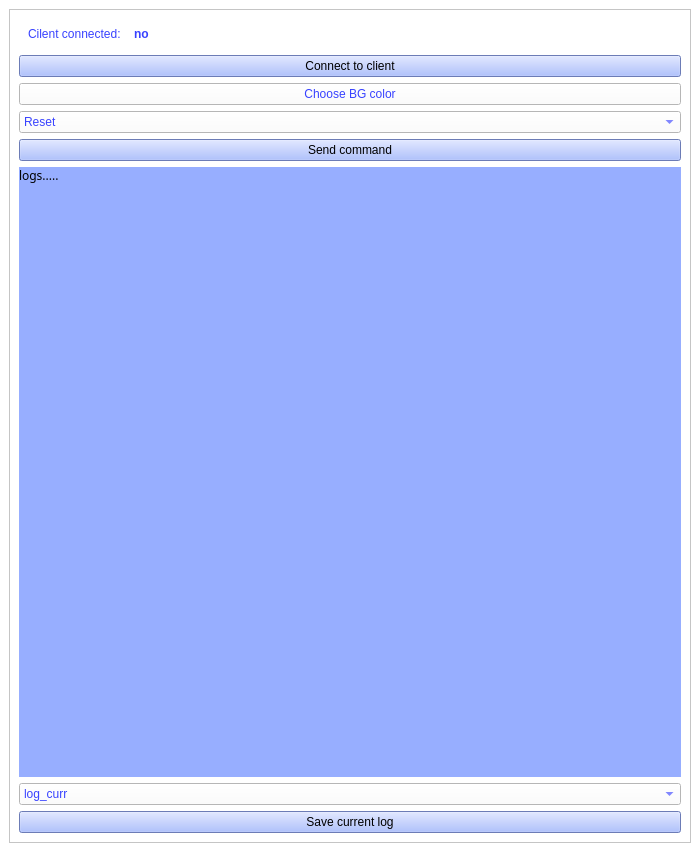
aomiki/os-programming, file LR5/linux_ver/gui/mainwindow.ui: the form before one commit.
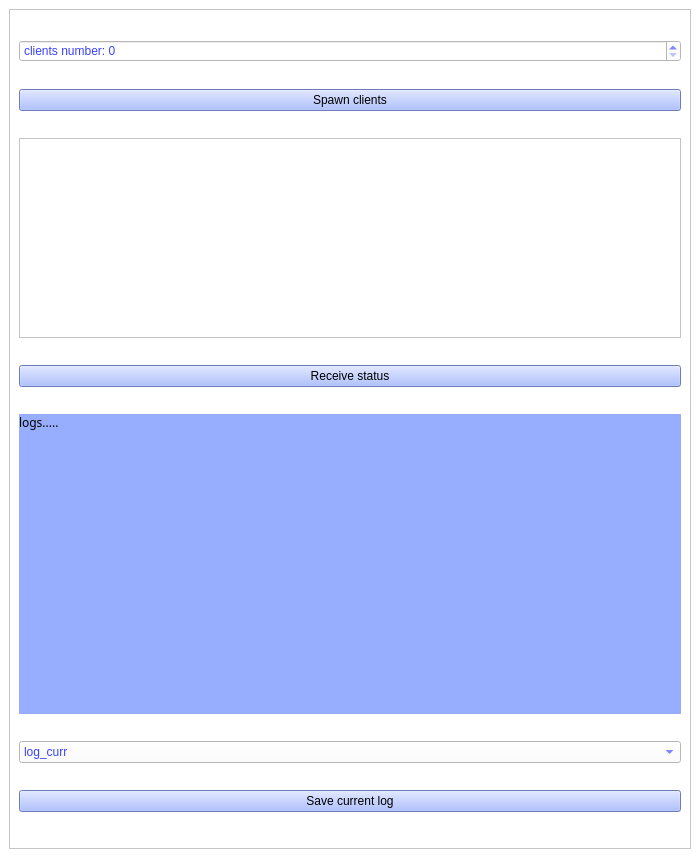
The form after the commit.

Commit message: gui for lr5 kinda working

```diff
--- a/LR5/linux_ver/gui/mainwindow.ui
+++ b/LR5/linux_ver/gui/mainwindow.ui
@@ -7,7 +7,7 @@
     <x>0</x>
     <y>0</y>
     <width>700</width>
-    <height>852</height>
+    <height>858</height>
    </rect>
   </property>
   <property name="maximumSize">
@@ -35,89 +35,62 @@
          <x>0</x>
          <y>0</y>
          <width>688</width>
-         <height>813</height>
+         <height>819</height>
         </rect>
        </property>
        <layout class="QVBoxLayout" name="verticalLayout_2">
         <item>
-         <widget class="QFrame" name="horizontalFrame">
+         <widget class="QSpinBox" name="spinBox_clientsNum">
+          <property name="styleSheet">
+           <string notr="true">color: rgb(56, 66, 255);</string>
+          </property>
+          <property name="prefix">
+           <string>clients number: </string>
+          </property>
+         </widget>
+        </item>
+        <item>
+         <widget class="QPushButton" name="pushButton_spawnClients">
+          <property name="styleSheet">
+           <string notr="true">border-color: rgb(0, 0, 0);
+background-color: rgb(151, 174, 255);</string>
+          </property>
+          <property name="text">
+           <string>Spawn clients</string>
+          </property>
+         </widget>
+        </item>
+        <item>
+         <widget class="QScrollArea" name="scrollArea_statuses">
           <property name="maximumSize">
            <size>
             <width>16777215</width>
-            <height>30</height>
+            <height>200</height>
            </size>
           </property>
-          <layout class="QHBoxLayout" name="horizontalLayout">
-           <item>
-            <widget class="QLabel" name="label_clientConnLabel">
-             <property name="maximumSize">
-              <size>
-               <width>100</width>
-               <height>16777215</height>
-              </size>
-             </property>
-             <property name="styleSheet">
-              <string notr="true">color: rgb(56, 66, 255);</string>
-             </property>
-             <property name="text">
-              <string>Cilent connected: </string>
-             </property>
-            </widget>
-           </item>
-           <item>
-            <widget class="QLabel" name="label_clientConn">
-             <property name="font">
-              <font>
-               <bold>true</bold>
-              </font>
-             </property>
-             <property name="styleSheet">
-              <string notr="true">color: rgb(56, 66, 255);</string>
-             </property>
-             <property name="text">
-              <string>no</string>
-             </property>
-            </widget>
-           </item>
-          </layout>
-         </widget>
-        </item>
-        <item>
-         <widget class="QPushButton" name="pushButton_connectToClient">
-          <property name="styleSheet">
-           <string notr="true">border-color: rgb(0, 0, 0);
-background-color: rgb(151, 174, 255);</string>
+          <property name="baseSize">
+           <size>
+            <width>0</width>
+            <height>0</height>
+           </size>
           </property>
-          <property name="text">
-           <string>Connect to client</string>
-          </property>
-         </widget>
-        </item>
-        <item>
-         <widget class="QPushButton" name="pushButton_bg_colorDialog">
           <property name="styleSheet">
            <string notr="true">color: rgb(56, 66, 255);</string>
           </property>
-          <property name="text">
-           <string>Choose BG color</string>
+          <property name="widgetResizable">
+           <bool>true</bool>
           </property>
-         </widget>
-        </item>
-        <item>
-         <widget class="QComboBox" name="comboBox_clientCommandType">
-          <property name="styleSheet">
-           <string notr="true">color: rgb(56, 66, 255);</string>
-          </property>
-          <item>
-           <property name="text">
-            <string>Reset</string>
+          <widget class="QWidget" name="scrollAreaWidgetContents_statuses">
+           <property name="geometry">
+            <rect>
+             <x>0</x>
+             <y>0</y>
+             <width>676</width>
+             <height>200</height>
+            </rect>
            </property>
-          </item>
-          <item>
-           <property name="text">
-            <string>Set color</string>
-           </property>
-          </item>
+           <layout class="QVBoxLayout" name="verticalLayout"/>
+          </widget>
          </widget>
         </item>
         <item>
@@ -127,7 +100,7 @@
 background-color: rgb(151, 174, 255);</string>
           </property>
           <property name="text">
-           <string>Send command</string>
+           <string>Receive status</string>
           </property>
          </widget>
         </item>
@@ -139,6 +112,12 @@
             <height>300</height>
            </size>
           </property>
+          <property name="maximumSize">
+           <size>
+            <width>16777215</width>
+            <height>300</height>
+           </size>
+          </property>
           <property name="font">
            <font>
             <family>Roboto Mono</family>
```
Left out of the diff: 2 changed lines with no effect on the pictures. The commit also changes 5 other files.
